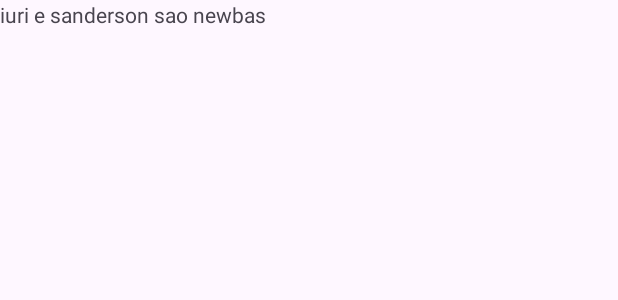
After one commit to ratio-culinae-proj-final/RC-Android, an Android app: the layout activity_home_page.xml on its own in the app's theme, with its tools: preview values and no code run, on a phone screen of 412 x 824 dp. The commit adds this screen. Shown: the top 300 px of the screen. Run offline under Robolectric (Android 15) with nearby library versions, the phone set to English and light mode, and no system bars.

```diff
--- a/app/src/main/AndroidManifest.xml
+++ b/app/src/main/AndroidManifest.xml
@@ -1,6 +1,8 @@
 <?xml version="1.0" encoding="utf-8"?>
 <manifest xmlns:android="http://schemas.android.com/apk/res/android"
     xmlns:tools="http://schemas.android.com/tools">
+
+    <uses-permission android:name="android.permission.INTERNET" />
 
     <application
         android:allowBackup="true"
@@ -12,6 +14,9 @@
         android:supportsRtl="true"
         android:theme="@style/Theme.RatioCulinae"
         tools:targetApi="31">
+        <activity
+            android:name=".screens.HomePageActivity"
+            android:exported="false" />
         <activity
             android:name=".screens.CadastroActivity"
             android:exported="false" />
--- a/app/src/main/java/com/example/ratioculinae/database/dao/UsuarioDAO.java
+++ b/app/src/main/java/com/example/ratioculinae/database/dao/UsuarioDAO.java
@@ -14,5 +14,4 @@ public interface UsuarioDAO {
     @Query("SELECT * FROM tab_users WHERE email = :email LIMIT 1")
     Usuario buscarPorEmail(String email);
 
-
 }
--- a/app/src/main/java/com/example/ratioculinae/models/Usuario.java
+++ b/app/src/main/java/com/example/ratioculinae/models/Usuario.java
@@ -2,7 +2,6 @@ package com.example.ratioculinae.models;
 
 import androidx.room.Entity;
 import androidx.room.PrimaryKey;
-
 import androidx.annotation.NonNull;
 
 @Entity(tableName = "tab_users")
@@ -13,12 +12,10 @@ public class Usuario {
     public String uuid;
     public String nome;
     public String email;
-    public String senha;
 
-    public Usuario(@NonNull String uuid, String nome, String email, String senha) {
+    public Usuario(@NonNull String uuid, String nome, String email) {
         this.uuid = uuid;
         this.nome = nome;
         this.email = email;
-        this.senha = senha;
     }
 }
--- /dev/null
+++ b/app/src/main/res/layout/activity_home_page.xml
@@ -0,0 +1,17 @@
+<?xml version="1.0" encoding="utf-8"?>
+<androidx.constraintlayout.widget.ConstraintLayout xmlns:android="http://schemas.android.com/apk/res/android"
+    xmlns:app="http://schemas.android.com/apk/res-auto"
+    xmlns:tools="http://schemas.android.com/tools"
+    android:id="@+id/main"
+    android:layout_width="match_parent"
+    android:layout_height="match_parent"
+    tools:context=".screens.HomePageActivity">
+
+    <TextView
+        android:id="@+id/textView"
+        android:layout_width="wrap_content"
+        android:layout_height="wrap_content"
+        android:text="iuri e sanderson sao newbas"
+        tools:layout_editor_absoluteX="116dp"
+        tools:layout_editor_absoluteY="106dp" />
+</androidx.constraintlayout.widget.ConstraintLayout>
--- a/build.gradle.kts
+++ b/build.gradle.kts
@@ -1,4 +1,5 @@
 // Top-level build file where you can add configuration options common to all sub-projects/modules.
 plugins {
     alias(libs.plugins.android.application) apply false
+    id("com.google.gms.google-services") version "4.4.2" apply false
 }
```
Also changed, not shown: app/build.gradle.kts (+8 -0 lines), app/src/main/java/com/example/ratioculinae/MainActivity.java (+9 -0 lines), app/src/main/java/com/example/ratioculinae/screens/CadastroActivity.java (+25 -23 lines), app/src/main/java/com/example/ratioculinae/screens/HomePageActivity.java (added, +26 -0 lines), app/src/main/java/com/example/ratioculinae/screens/LoginActivity.java (+36 -10 lines), 1 other file.
